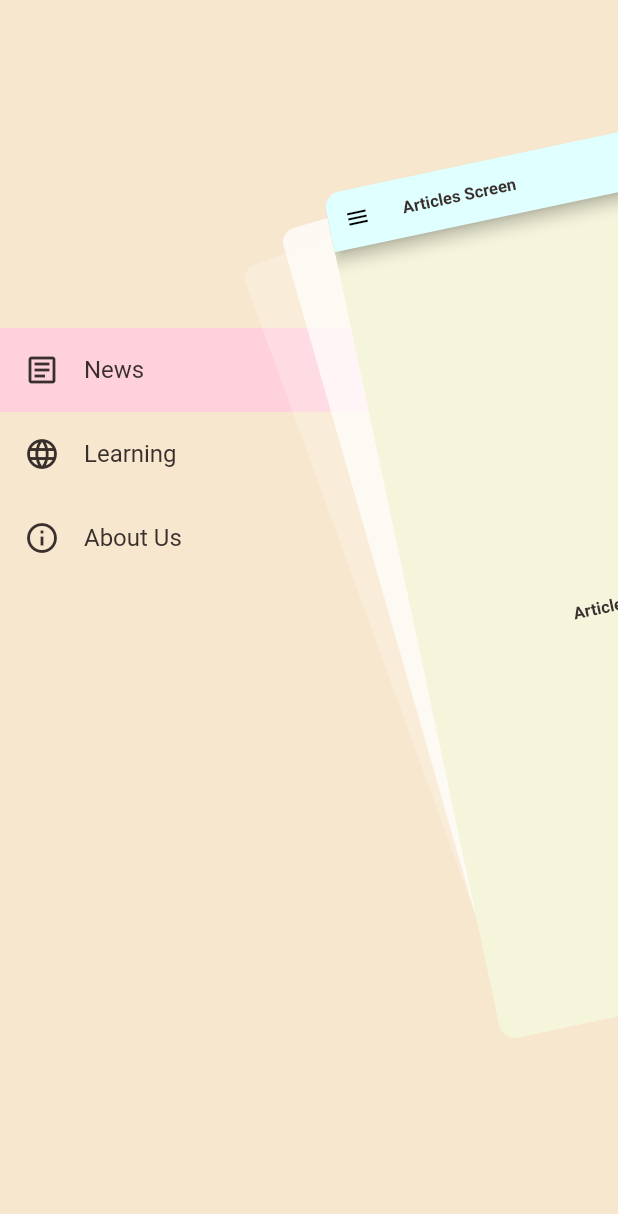
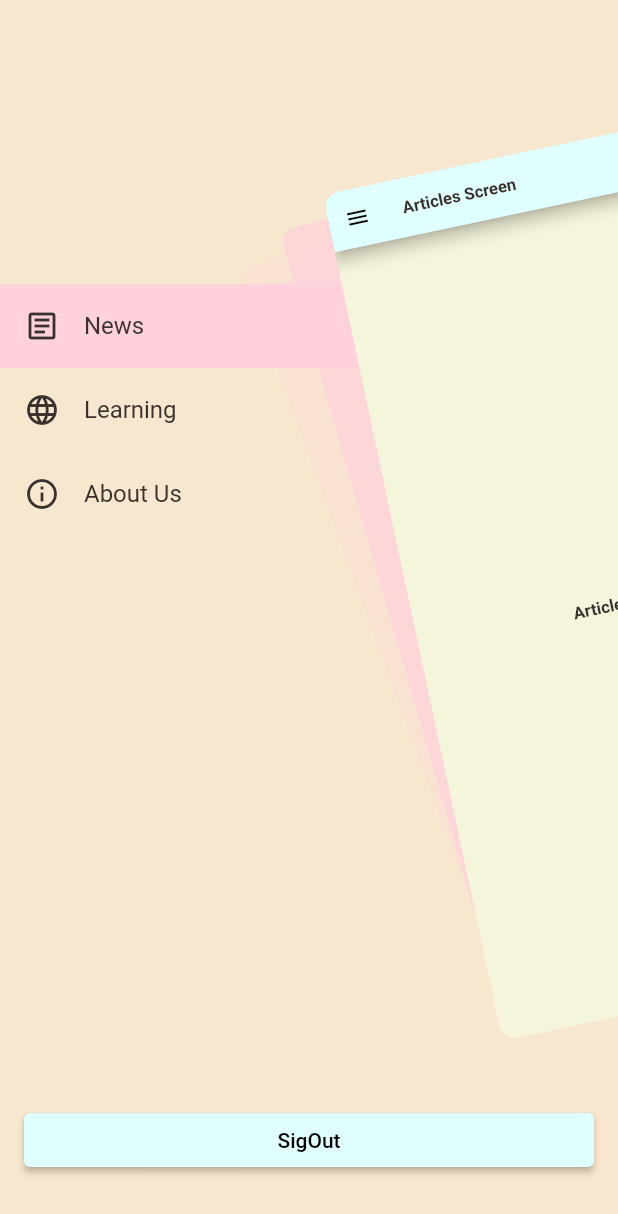
Before and after one commit to Odialko/flutter_deep_dive, a Flutter app: the HomeScreen screen opened by its route, after a tap on the "menu" icon, on a phone screen of 412 x 824 dp. Shown: the top 1214 px of the screen. Run offline on Flutter 3.47's test engine with Material 2 defaults, Android fonts, the phone set to English and light mode, and no system bars; drawn by our look-alikes of flutter_zoom_drawer; our stand-ins replace connectivity_plus, firebase_auth, firebase_core, flutter_riverpod, freezed_annotation, go_router; missing offline and left inert: rive_splash_screen; accounts and stored records are empty.

Commit message:
add sign out button

```diff
--- a/lib/src/ui/home/home_screen.dart
+++ b/lib/src/ui/home/home_screen.dart
@@ -29,6 +29,7 @@ class HomeScreen extends ConsumerWidget {
           },
         ),
         showShadow: true,
+        drawerShadowsBackgroundColor: themeData.colors.powderPink,
       ),
     );
   }
--- a/lib/src/ui/menu/menu_screen.dart
+++ b/lib/src/ui/menu/menu_screen.dart
@@ -1,9 +1,11 @@
 import 'package:flutter/material.dart';
 import 'package:flutter_deep_dive/src/models/menu.dart';
+import 'package:flutter_deep_dive/src/ui/authentication/auth_store.dart';
 import 'package:flutter_deep_dive/src/ui/flutter_deep_dive_theme.dart';
 import 'package:flutter_deep_dive/src/utils/menu_items.dart';
+import 'package:flutter_riverpod/flutter_riverpod.dart';
 
-class MenuScreen extends StatelessWidget {
+class MenuScreen extends ConsumerWidget {
   const MenuScreen({
     Key? key,
     required this.currentItem,
@@ -14,8 +16,9 @@ class MenuScreen extends StatelessWidget {
   final ValueChanged<Menu> onSelectedItem;
 
   @override
-  Widget build(BuildContext context) {
+  Widget build(BuildContext context, WidgetRef ref) {
     final themeData = FDDTheme.of(context);
+    final authStore = ref.read(authStoreProvider.notifier);
 
     return Scaffold(
       backgroundColor: themeData.colors.lightCreamy,
@@ -33,6 +36,21 @@ class MenuScreen extends StatelessWidget {
                 .toList(),
             const Spacer(
               flex: 2,
+            ),
+            Container(
+              padding: const EdgeInsets.symmetric(horizontal: 16,),
+              width: MediaQuery.of(context).size.width,
+              child: ElevatedButton(
+                onPressed: () {
+                  authStore.signOut();
+                },
+                child: const Text(
+                  'SigOut',
+                ),
+              ),
+            ),
+            const SizedBox(
+              height: 40,
             ),
           ],
         ),
```
